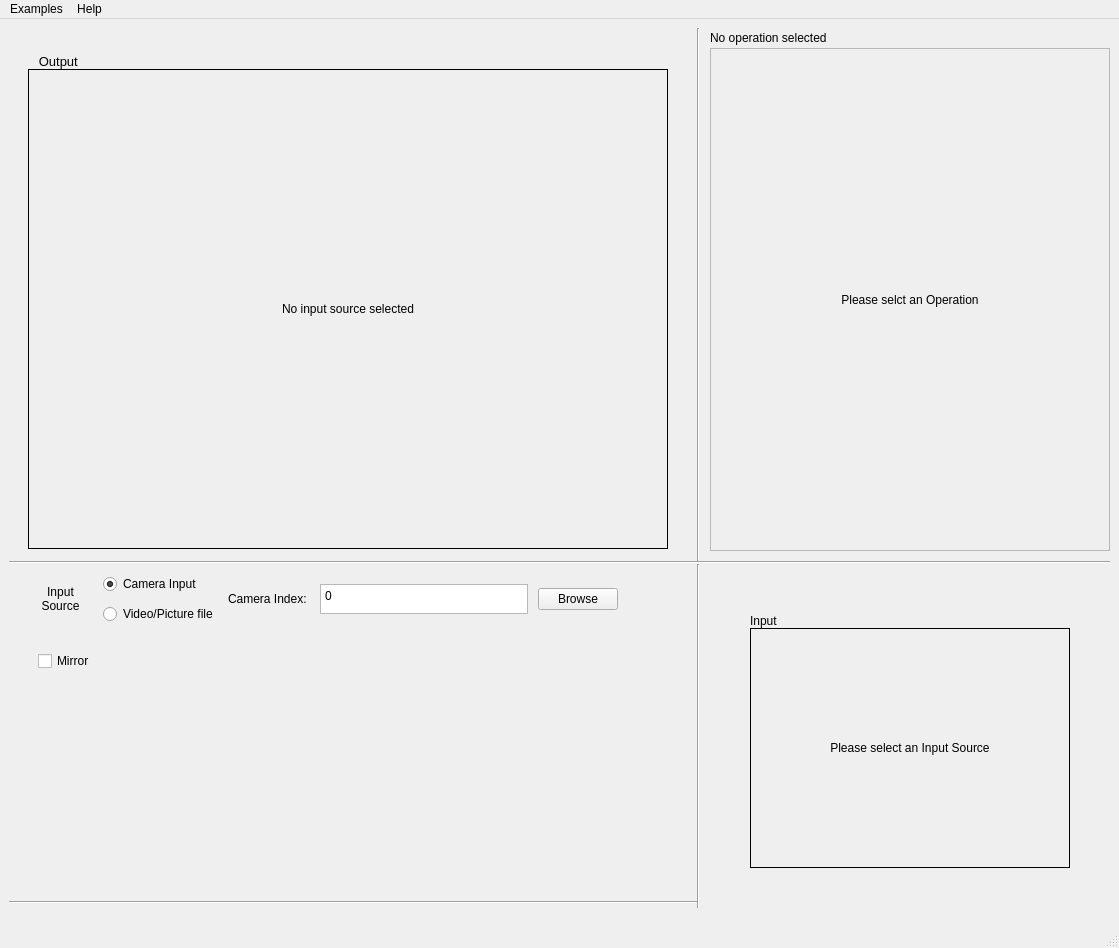
First picture: the form in Window/MainWindow/mainwindow.ui, repository JairajJangle/OpenCV-Catalogue, before the edit.
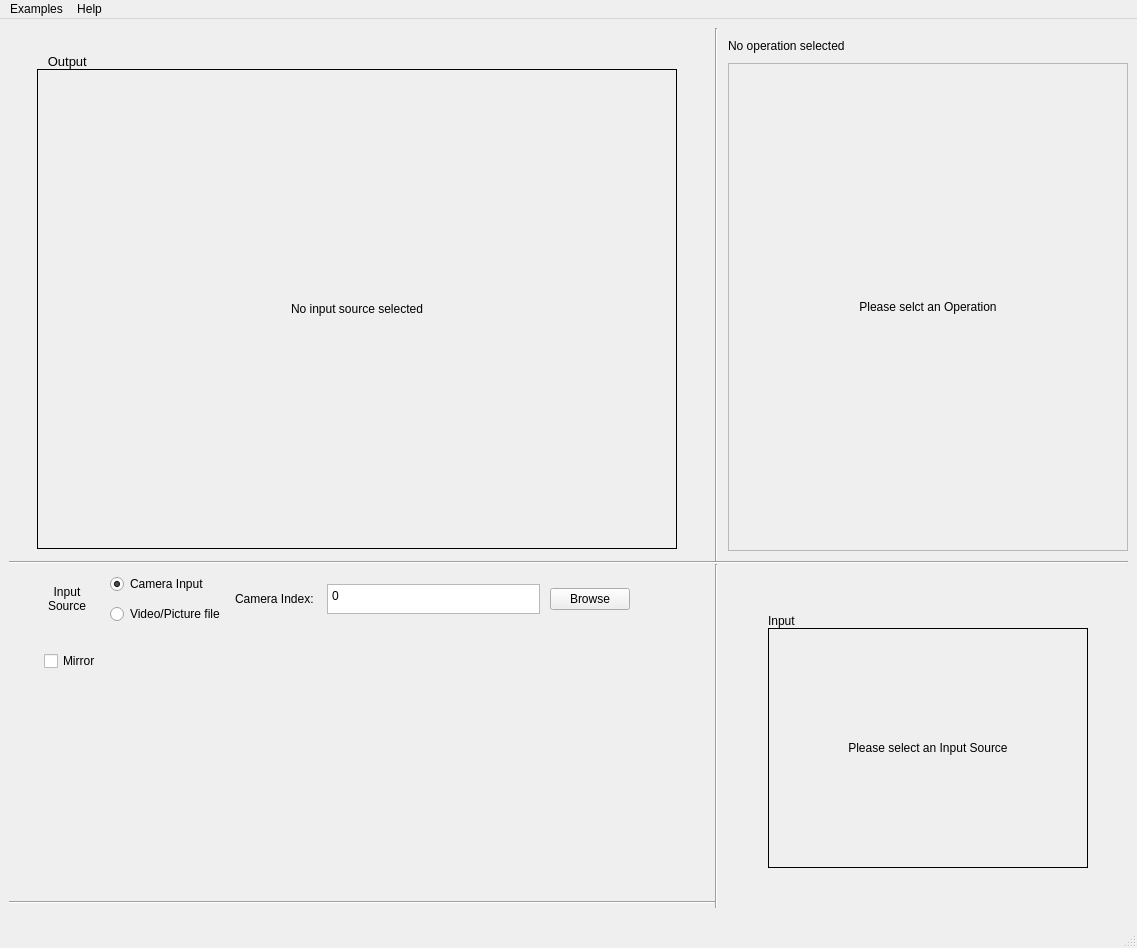
Second picture: the form after the edit. Icons and pictures are not drawn. Custom widgets are drawn as their Qt base class.

Commit message: Updated Main WIndow UI

The edit to the form file:
```diff
--- a/Window/MainWindow/mainwindow.ui
+++ b/Window/MainWindow/mainwindow.ui
@@ -6,7 +6,7 @@
    <rect>
     <x>0</x>
     <y>0</y>
-    <width>1119</width>
+    <width>1137</width>
     <height>948</height>
    </rect>
   </property>
@@ -253,6 +253,12 @@
           </property>
           <item>
            <widget class="QScrollArea" name="scrollArea">
+            <property name="minimumSize">
+             <size>
+              <width>0</width>
+              <height>0</height>
+             </size>
+            </property>
             <property name="widgetResizable">
              <bool>true</bool>
             </property>
@@ -262,9 +268,15 @@
                <x>0</x>
                <y>0</y>
                <width>410</width>
-               <height>509</height>
+               <height>495</height>
               </rect>
              </property>
+             <property name="minimumSize">
+              <size>
+               <width>0</width>
+               <height>0</height>
+              </size>
+             </property>
              <layout class="QGridLayout" name="gridLayout_7">
               <item row="0" column="0">
                <widget class="QLabel" name="label">
@@ -286,6 +298,12 @@
          <layout class="QHBoxLayout" name="horizontalLayout_3">
           <item>
            <widget class="QLabel" name="labelOperationName">
+            <property name="minimumSize">
+             <size>
+              <width>0</width>
+              <height>35</height>
+             </size>
+            </property>
             <property name="text">
              <string>No operation selected</string>
             </property>
@@ -301,14 +319,14 @@
             </property>
             <property name="minimumSize">
              <size>
-              <width>20</width>
-              <height>20</height>
+              <width>25</width>
+              <height>25</height>
              </size>
             </property>
             <property name="maximumSize">
              <size>
-              <width>20</width>
-              <height>20</height>
+              <width>25</width>
+              <height>25</height>
              </size>
             </property>
             <property name="toolTip">
@@ -714,7 +732,7 @@
     <rect>
      <x>0</x>
      <y>0</y>
-     <width>1119</width>
+     <width>1137</width>
      <height>26</height>
     </rect>
    </property>
```
